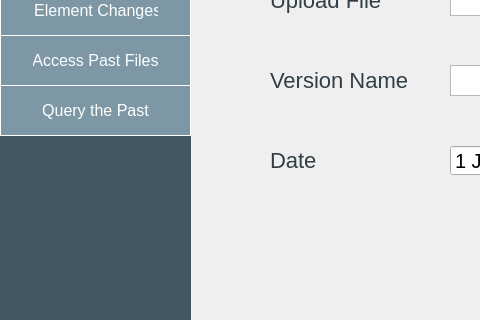
Above: addfiles.ui from HalaSaadeh/XML_Warehouse before the change; both pictures show x 0 to 480 and y 285 to 605 of the 1120 by 850 pixel window. Below: the same form after it.
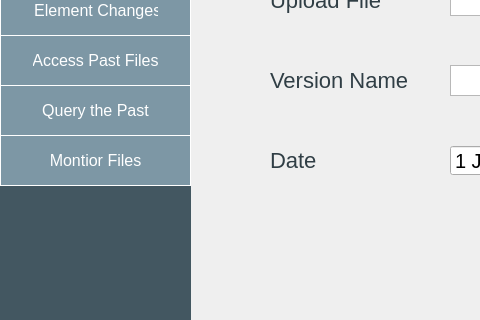
That is the form after the change.

The edit to the form file:
```diff
--- a/addfiles.ui
+++ b/addfiles.ui
@@ -576,6 +576,34 @@
     <string>Access Past Files</string>
    </property>
   </widget>
+  <widget class="QPushButton" name="monitor">
+   <property name="geometry">
+    <rect>
+     <x>0</x>
+     <y>420</y>
+     <width>191</width>
+     <height>51</height>
+    </rect>
+   </property>
+   <property name="styleSheet">
+    <string notr="true">  border: none;
+background-color: #7d97a5 ;
+
+  color: white;
+  padding: 15px 32px;
+  text-align: center;
+  text-decoration: none;
+  display: inline-block;
+  font-size: 16px;
+font-family: helvetica;
+border: 1px solid white;
+
+</string>
+   </property>
+   <property name="text">
+    <string>Montior Files</string>
+   </property>
+  </widget>
  </widget>
  <resources/>
  <connections/>
```
